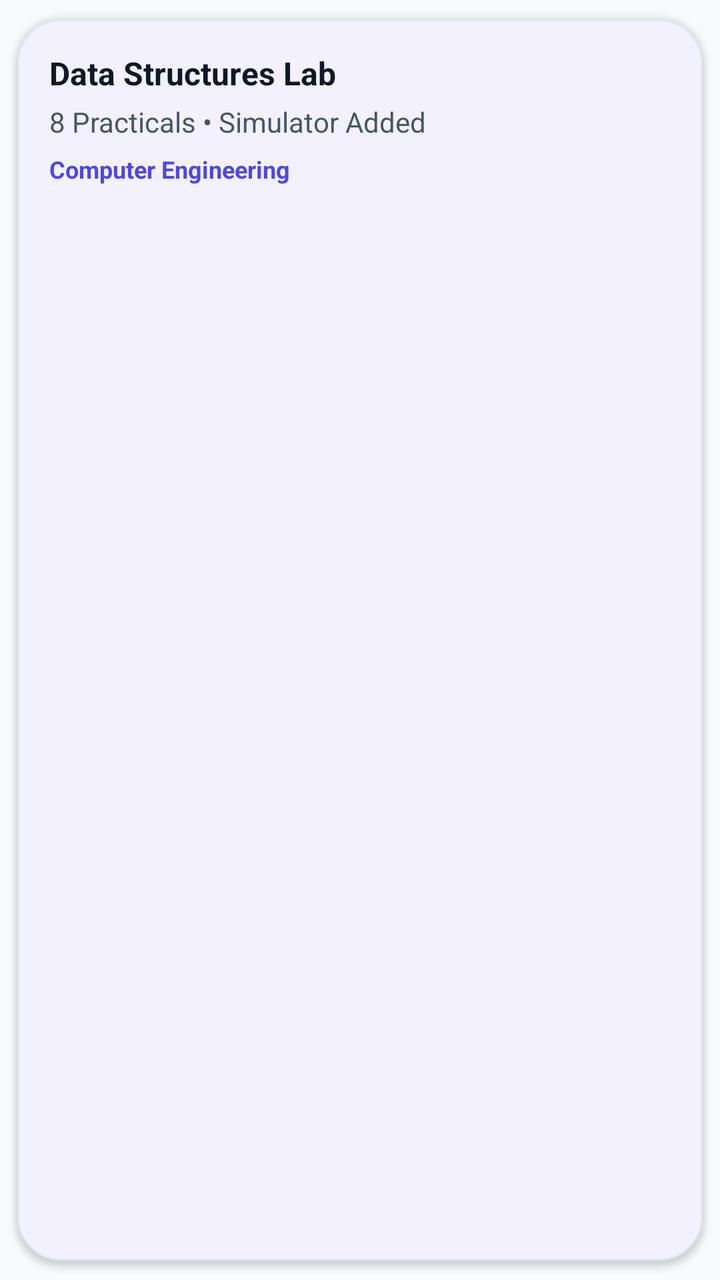
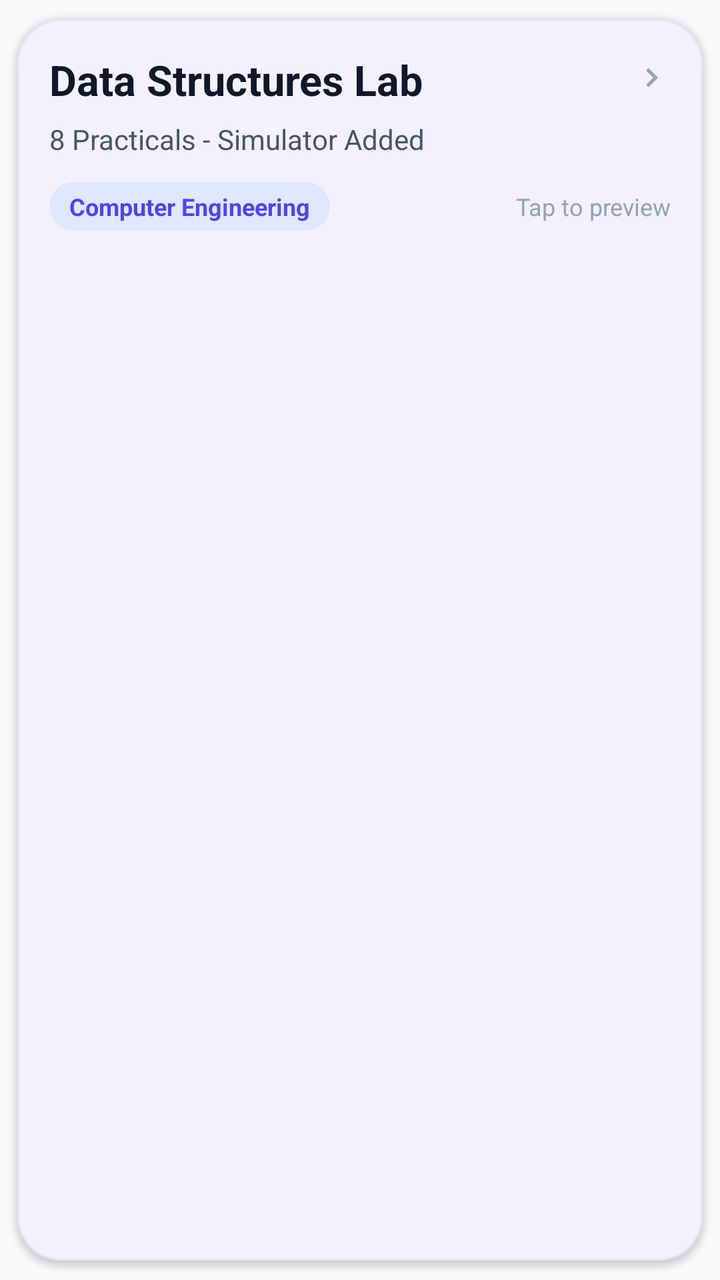

Screens rendered from an Android XML layout before and after an edit, with the pre-edit source and the edit as a unified diff.
<!-- AndroidManifest.xml: application theme Theme.VirtualLabAdmin -->
<!-- res/layout/item_practical.xml -->
<?xml version="1.0" encoding="utf-8"?>
<com.google.android.material.card.MaterialCardView xmlns:android="http://schemas.android.com/apk/res/android"
    xmlns:app="http://schemas.android.com/apk/res-auto"
    style="@style/Widget.VirtualLab.Card"
    android:layout_width="match_parent"
    android:layout_height="wrap_content"
    android:layout_marginBottom="@dimen/space_sm">

    <LinearLayout
        android:layout_width="match_parent"
        android:layout_height="wrap_content"
        android:orientation="vertical"
        android:padding="@dimen/space_md">

        <TextView
            android:id="@+id/title"
            android:layout_width="match_parent"
            android:layout_height="wrap_content"
            android:text="Data Structures Lab"
            android:textColor="@color/text_primary"
            android:textSize="16sp"
            android:textStyle="bold" />

        <TextView
            android:id="@+id/lab"
            android:layout_width="match_parent"
            android:layout_height="wrap_content"
            android:layout_marginTop="4dp"
            android:text="8 Practicals • Simulator Added"
            android:textColor="@color/text_muted" />

        <TextView
            android:id="@+id/dept"
            android:layout_width="match_parent"
            android:layout_height="wrap_content"
            android:layout_marginTop="6dp"
            android:text="Computer Engineering"
            android:textColor="@color/brand"
            android:textSize="12sp"
            android:textStyle="bold" />
    </LinearLayout>
</com.google.android.material.card.MaterialCardView>
<!-- resources referenced by this layout -->
<resources>
  <color name="brand">#4F46E5</color>
  <color name="text_muted">#475569</color>
  <color name="text_primary">#0F172A</color>
  <dimen name="space_md">16dp</dimen>
  <dimen name="space_sm">12dp</dimen>
  <style name="Widget.VirtualLab.Card" parent="Widget.Material3.CardView.Outlined">
          <item name="cardBackgroundColor">@color/bg_surface</item>
          <item name="strokeColor">@color/stroke</item>
          <item name="strokeWidth">1dp</item>
          <item name="cardCornerRadius">@dimen/radius_lg</item>
          <item name="cardElevation">2dp</item>
          <item name="cardUseCompatPadding">true</item>
      </style>
  <color name="bg_surface">#FFFFFF</color>
  <color name="stroke">#E2E8F0</color>
  <dimen name="radius_lg">22dp</dimen>
  <color name="bg_dark">#F8FAFC</color>
  <style name="Widget.VirtualLab.Button" parent="Widget.Material3.Button">
          <item name="android:textAllCaps">false</item>
          <item name="android:insetLeft">0dp</item>
          <item name="android:insetRight">0dp</item>
          <item name="android:insetTop">0dp</item>
          <item name="android:insetBottom">0dp</item>
          <item name="android:minHeight">@dimen/btn_h</item>
          <item name="cornerRadius">@dimen/radius_lg</item>
          <item name="android:letterSpacing">0</item>
          <item name="elevation">0dp</item>
      </style>
  <style name="Widget.VirtualLab.TextInputLayout.Outlined" parent="Widget.Material3.TextInputLayout.OutlinedBox">
          <item name="boxStrokeColor">@color/stroke</item>
          <item name="hintTextColor">@color/text_muted</item>
          <item name="boxStrokeWidth">1dp</item>
          <item name="boxStrokeWidthFocused">2dp</item>
          <item name="boxCornerRadiusTopStart">@dimen/radius_lg</item>
          <item name="boxCornerRadiusTopEnd">@dimen/radius_lg</item>
          <item name="boxCornerRadiusBottomStart">@dimen/radius_lg</item>
          <item name="boxCornerRadiusBottomEnd">@dimen/radius_lg</item>
          <item name="boxBackgroundColor">@android:color/white</item>
      </style>
  <dimen name="btn_h">54dp</dimen>
  <!-- unchanged entries left out for length: 1 -->
</resources>

<!-- the commit's change to res/layout/item_practical.xml (unified diff, before → after) -->
@@ -1,42 +1,85 @@
-<?xml version="1.0" encoding="utf-8"?>
+﻿<?xml version="1.0" encoding="utf-8"?>
 <com.google.android.material.card.MaterialCardView xmlns:android="http://schemas.android.com/apk/res/android"
     xmlns:app="http://schemas.android.com/apk/res-auto"
     style="@style/Widget.VirtualLab.Card"
     android:layout_width="match_parent"
     android:layout_height="wrap_content"
-    android:layout_marginBottom="@dimen/space_sm">
+    android:layout_marginBottom="@dimen/space_sm"
+    android:foreground="?attr/selectableItemBackground">
 
     <LinearLayout
         android:layout_width="match_parent"
         android:layout_height="wrap_content"
         android:orientation="vertical"
-        android:padding="@dimen/space_md">
+        android:padding="@dimen/space_md"
+        android:paddingTop="@dimen/space_sm"
+        android:paddingBottom="@dimen/space_sm">
 
-        <TextView
-            android:id="@+id/title"
+        <LinearLayout
             android:layout_width="match_parent"
             android:layout_height="wrap_content"
-            android:text="Data Structures Lab"
-            android:textColor="@color/text_primary"
-            android:textSize="16sp"
-            android:textStyle="bold" />
+            android:gravity="center_vertical"
+            android:orientation="horizontal">
+
+            <TextView
+                android:id="@+id/title"
+                android:layout_width="0dp"
+                android:layout_height="wrap_content"
+                android:layout_weight="1"
+                android:maxLines="2"
+                android:text="Data Structures Lab"
+                android:textColor="@color/text_primary"
+                android:textSize="21sp"
+                android:textStyle="bold" />
+
+            <ImageView
+                android:layout_width="20dp"
+                android:layout_height="20dp"
+                android:contentDescription="@string/app_name"
+                android:src="@drawable/ic_chevron_right_24"
+                android:tint="@color/text_soft" />
+        </LinearLayout>
 
         <TextView
             android:id="@+id/lab"
             android:layout_width="match_parent"
             android:layout_height="wrap_content"
-            android:layout_marginTop="4dp"
-            android:text="8 Practicals • Simulator Added"
-            android:textColor="@color/text_muted" />
+            android:layout_marginTop="6dp"
+            android:maxLines="2"
+            android:text="8 Practicals - Simulator Added"
+            android:textColor="@color/text_muted"
+            android:textSize="14sp" />
 
-        <TextView
-            android:id="@+id/dept"
+        <LinearLayout
             android:layout_width="match_parent"
             android:layout_height="wrap_content"
-            android:layout_marginTop="6dp"
-            android:text="Computer Engineering"
-            android:textColor="@color/brand"
-            android:textSize="12sp"
-            android:textStyle="bold" />
+            android:layout_marginTop="@dimen/space_sm"
+            android:gravity="center_vertical"
+            android:orientation="horizontal">
+
+            <TextView
+                android:id="@+id/dept"
+                android:layout_width="wrap_content"
+                android:layout_height="wrap_content"
+                android:background="@drawable/bg_chip_blue_soft"
+                android:paddingLeft="10dp"
+                android:paddingTop="4dp"
+                android:paddingRight="10dp"
+                android:paddingBottom="4dp"
+                android:text="Computer Engineering"
+                android:textColor="@color/brand"
+                android:textSize="12sp"
+                android:textStyle="bold" />
+
+            <TextView
+                android:layout_width="0dp"
+                android:layout_height="wrap_content"
+                android:layout_marginStart="@dimen/space_sm"
+                android:layout_weight="1"
+                android:gravity="end"
+                android:text="Tap to preview"
+                android:textColor="@color/text_soft"
+                android:textSize="12sp" />
+        </LinearLayout>
     </LinearLayout>
 </com.google.android.material.card.MaterialCardView>
<!-- resource entries referenced after the edit -->
@@ -3,8 +3,27 @@
   <color name="brand">#4F46E5</color>
   <color name="text_muted">#475569</color>
   <color name="text_primary">#0F172A</color>
+  <color name="text_soft">#94A3B8</color>
   <dimen name="space_md">16dp</dimen>
   <dimen name="space_sm">12dp</dimen>
+  <!-- drawable bg_chip_blue_soft (drawable) -->
+  <?xml version="1.0" encoding="utf-8"?>
+  <shape xmlns:android="http://schemas.android.com/apk/res/android">
+      <corners android:radius="999dp" />
+      <solid android:color="@color/chip_blue_bg" />
+  </shape>
+  <!-- drawable ic_chevron_right_24 (drawable) -->
+  <?xml version="1.0" encoding="utf-8"?>
+  <vector xmlns:android="http://schemas.android.com/apk/res/android"
+      android:width="24dp"
+      android:height="24dp"
+      android:viewportWidth="24"
+      android:viewportHeight="24">
+      <path
+          android:fillColor="#FF64748B"
+          android:pathData="M9.29,6.71L13.58,11l-4.29,4.29L10.71,16.7 16.41,11 10.71,5.29Z" />
+  </vector>
+  <string name="app_name">Virtual Lab Admin</string>
   <style name="Widget.VirtualLab.Card" parent="Widget.Material3.CardView.Outlined">
           <item name="cardBackgroundColor">@color/bg_surface</item>
           <item name="strokeColor">@color/stroke</item>
@@ -13,6 +32,7 @@
           <item name="cardElevation">2dp</item>
           <item name="cardUseCompatPadding">true</item>
       </style>
+  <color name="chip_blue_bg">#E0E7FF</color>
   <color name="bg_surface">#FFFFFF</color>
   <color name="stroke">#E2E8F0</color>
   <dimen name="radius_lg">22dp</dimen>
